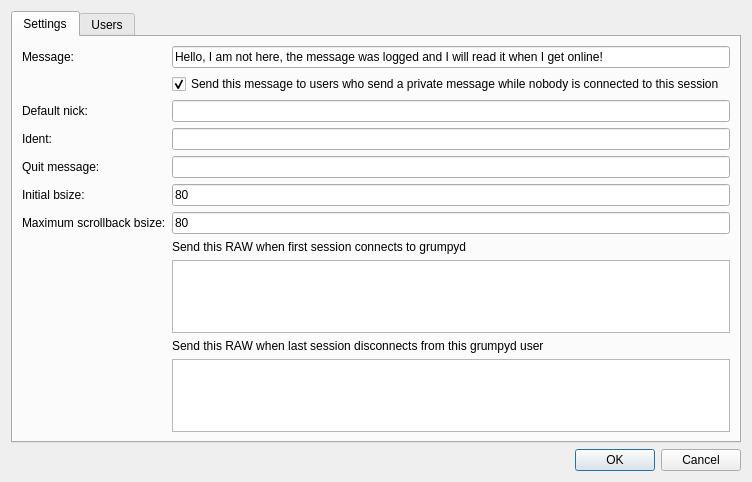
Above: src/GrumpyIRC/grumpydcfwin.ui from grumpy-irc/grumpy before the change. Below: the same form after it.
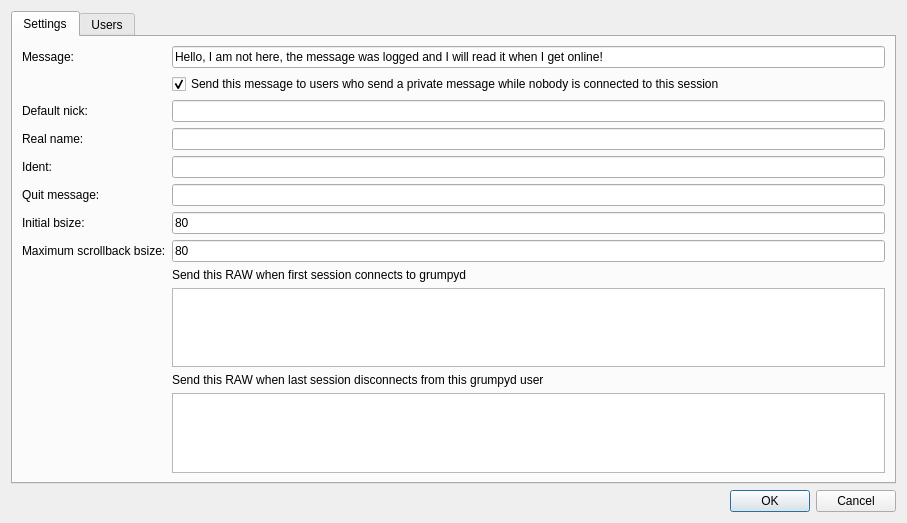
That is the form after the change. Icons and pictures are not drawn.

What changed in the file:
```diff
--- a/src/GrumpyIRC/grumpydcfwin.ui
+++ b/src/GrumpyIRC/grumpydcfwin.ui
@@ -6,8 +6,8 @@
    <rect>
     <x>0</x>
     <y>0</y>
-    <width>752</width>
-    <height>482</height>
+    <width>907</width>
+    <height>523</height>
    </rect>
   </property>
   <property name="windowTitle">
@@ -83,34 +83,51 @@
          <item row="3" column="1">
           <widget class="QLineEdit" name="lineEdit_3"/>
          </item>
-         <item row="4" column="0">
+         <item row="5" column="0">
           <widget class="QLabel" name="label_5">
            <property name="text">
             <string>Ident:</string>
            </property>
           </widget>
          </item>
-         <item row="4" column="1">
+         <item row="5" column="1">
           <widget class="QLineEdit" name="lineEdit_4"/>
          </item>
-         <item row="5" column="0">
+         <item row="6" column="0">
           <widget class="QLabel" name="label_6">
            <property name="text">
             <string>Quit message:</string>
            </property>
           </widget>
          </item>
-         <item row="5" column="1">
+         <item row="6" column="1">
           <widget class="QLineEdit" name="lineEdit_5"/>
          </item>
          <item row="7" column="0">
+          <widget class="QLabel" name="label_13">
+           <property name="text">
+            <string>Initial bsize:</string>
+           </property>
+          </widget>
+         </item>
+         <item row="7" column="1">
+          <widget class="QLineEdit" name="lineEdit_2">
+           <property name="inputMethodHints">
+            <set>Qt::ImhDigitsOnly</set>
+           </property>
+           <property name="text">
+            <string>80</string>
+           </property>
+          </widget>
+         </item>
+         <item row="8" column="0">
           <widget class="QLabel" name="label_7">
            <property name="text">
             <string>Maximum scrollback bsize:</string>
            </property>
           </widget>
          </item>
-         <item row="7" column="1">
+         <item row="8" column="1">
           <widget class="QLineEdit" name="lineEdit_6">
            <property name="inputMethodHints">
             <set>Qt::ImhDigitsOnly</set>
@@ -120,24 +137,14 @@
            </property>
           </widget>
          </item>
-         <item row="8" column="0">
-          <widget class="QLabel" name="label_8">
-           <property name="text">
-            <string/>
-           </property>
-          </widget>
-         </item>
          <item row="9" column="0">
-          <widget class="QLabel" name="label_3">
+          <widget class="QLabel" name="label_8">
            <property name="text">
             <string/>
            </property>
           </widget>
          </item>
          <item row="9" column="1">
-          <widget class="QPlainTextEdit" name="plainTextEdit"/>
-         </item>
-         <item row="8" column="1">
           <widget class="QLabel" name="label_9">
            <property name="text">
             <string>Send this RAW when first session connects to grumpyd</string>
@@ -145,45 +152,48 @@
           </widget>
          </item>
          <item row="10" column="0">
-          <widget class="QLabel" name="label_10">
-           <property name="text">
-            <string/>
-           </property>
-          </widget>
-         </item>
-         <item row="11" column="0">
-          <widget class="QLabel" name="label_11">
+          <widget class="QLabel" name="label_3">
            <property name="text">
             <string/>
            </property>
           </widget>
          </item>
          <item row="10" column="1">
+          <widget class="QPlainTextEdit" name="plainTextEdit"/>
+         </item>
+         <item row="11" column="0">
+          <widget class="QLabel" name="label_10">
+           <property name="text">
+            <string/>
+           </property>
+          </widget>
+         </item>
+         <item row="11" column="1">
           <widget class="QLabel" name="label_12">
            <property name="text">
             <string>Send this RAW when last session disconnects from this grumpyd user</string>
            </property>
           </widget>
          </item>
-         <item row="11" column="1">
+         <item row="12" column="0">
+          <widget class="QLabel" name="label_11">
+           <property name="text">
+            <string/>
+           </property>
+          </widget>
+         </item>
+         <item row="12" column="1">
           <widget class="QPlainTextEdit" name="plainTextEdit_2"/>
          </item>
-         <item row="6" column="1">
-          <widget class="QLineEdit" name="lineEdit_2">
-           <property name="inputMethodHints">
-            <set>Qt::ImhDigitsOnly</set>
-           </property>
+         <item row="4" column="0">
+          <widget class="QLabel" name="label_14">
            <property name="text">
-            <string>80</string>
+            <string>Real name:</string>
            </property>
           </widget>
          </item>
-         <item row="6" column="0">
-          <widget class="QLabel" name="label_13">
-           <property name="text">
-            <string>Initial bsize:</string>
-           </property>
-          </widget>
+         <item row="4" column="1">
+          <widget class="QLineEdit" name="lineEdit_7"/>
          </item>
         </layout>
        </item>
```
